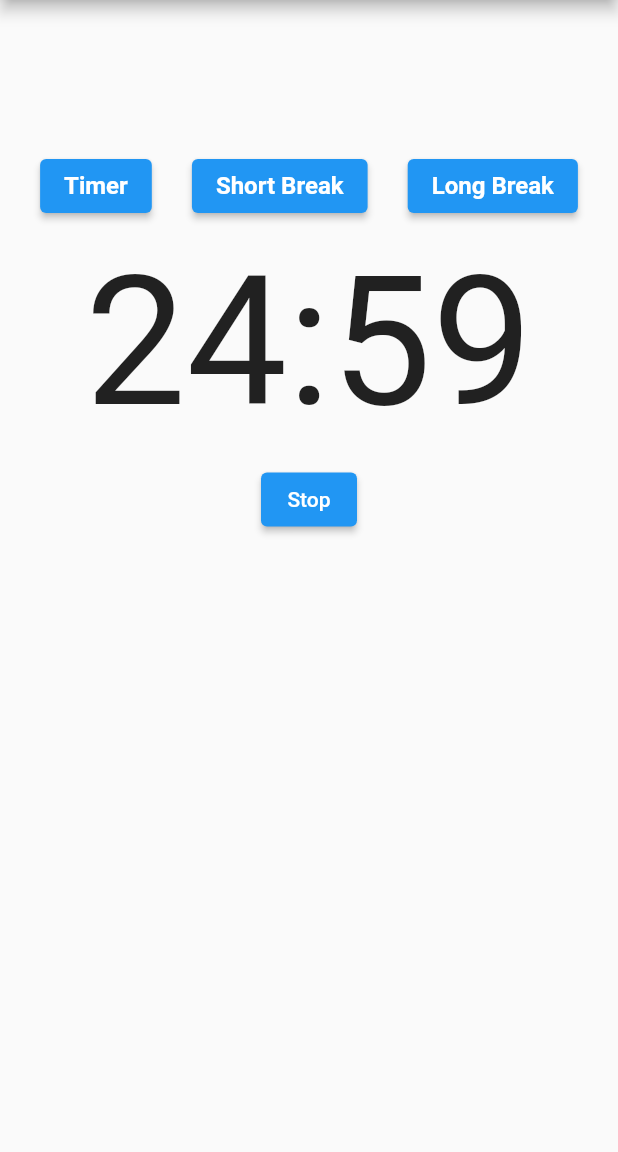
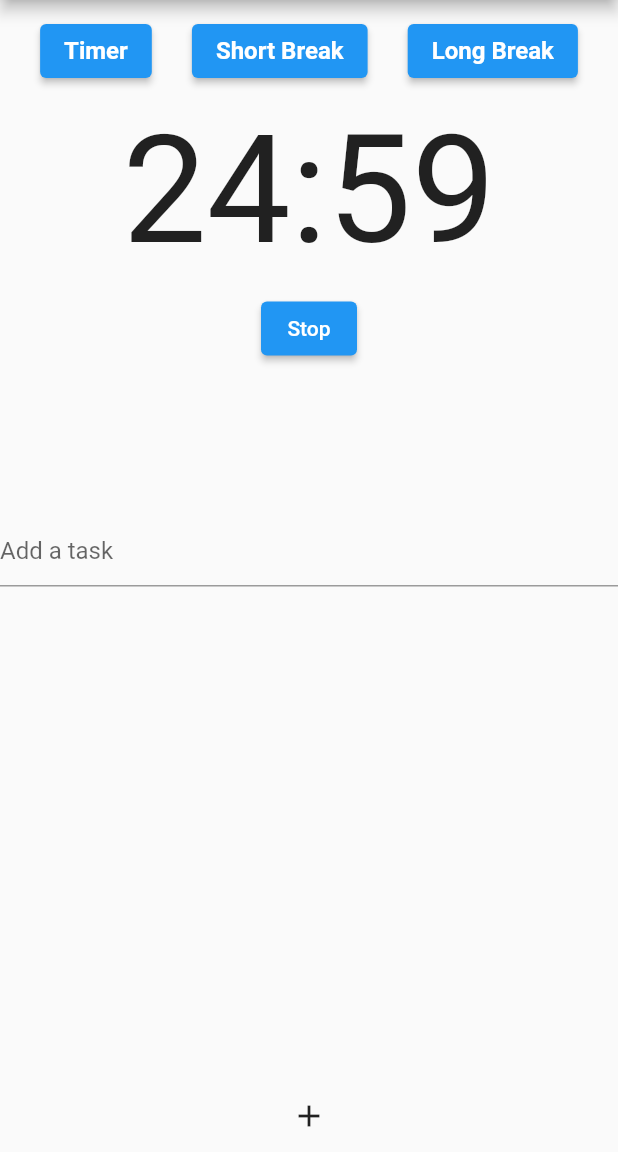
Before and after one commit to Bruno-RBento/TimeCrafter, a Flutter app: the screen it shows after launch, after a tap on "Start", on a phone screen of 412 x 824 dp, the part 84-1236 px from its top. Run offline on Flutter 3.47's test engine with Material 2 defaults, Android fonts, the phone set to English and light mode, and no system bars; our stand-ins replace timer_builder.

Commit message:
add todo list and add func

```diff
--- a/lib/main.dart
+++ b/lib/main.dart
@@ -1,6 +1,6 @@
-import 'dart:async';
 import 'package:flutter/material.dart';
-import 'package:timer_builder/timer_builder.dart';
+import 'package:time_crafter/timer_crafter.dart';
+
 
 void main() {
   runApp(MyApp());
@@ -10,132 +10,7 @@ class MyApp extends StatelessWidget {
   @override
   Widget build(BuildContext context) {
     return MaterialApp(
-      home: TimerApp(),
+      home: timer_crafter(),
     );
   }
 }
-
-class TimerApp extends StatefulWidget {
-  @override
-  _TimerAppState createState() => _TimerAppState();
-}
-
-class _TimerAppState extends State<TimerApp> {
-  int selectedMinutes25 = 25;
-  int selectedMinutes5 = 5;
-  int selectedMinutes15 = 15;
-  int allseconds = 25 * 60;
-  bool isRunning = false;
-  late Timer timer;
-
-  @override
-  Widget build(BuildContext context) {
-    return Scaffold(
-      appBar: AppBar(
-        title: Text('TimeCrafter'),
-        actions: [
-          IconButton(
-            icon: Icon(Icons.bar_chart),
-            onPressed: () {
-              // Handle search action
-            },
-          ),
-          IconButton(
-            icon: Icon(Icons.settings),
-            onPressed: () {
-              // Handle search action
-            },
-          ),
-          IconButton(
-            icon: Icon(Icons.person),
-            onPressed: () {
-              // Handle settings action
-            },
-          ),
-        ],
-      ),
-      body: Column(
-        children: [
-          SizedBox(height: 100),
-          Row(
-            mainAxisAlignment: MainAxisAlignment.spaceEvenly,
-            children: [
-              buildButton('Timer', selectedMinutes25),
-              buildButton('Short Break', selectedMinutes5),
-              buildButton('Long Break', selectedMinutes15),
-            ],
-          ),
-          SizedBox(height: 10),
-          buildTimer(allseconds),
-          SizedBox(height: 10),
-          ElevatedButton(
-            onPressed: () {
-              startStopTimer();
-            },
-            child: Text(isRunning ? 'Stop' : 'Start'),
-          ),
-        ],
-      ),
-    );
-  }
-
-  Widget buildButton(String name, int duration) {
-    return ElevatedButton(
-      onPressed: () {
-        setTimerDuration(duration);
-      },
-      child: Text(
-        name,
-        style: const TextStyle(
-          fontSize: 16,
-          fontWeight: FontWeight.bold,
-        ),
-      ),
-    );
-  }
-
-  void setTimerDuration(int minutes) {
-    setState(() {
-      allseconds = minutes * 60;
-    });
-  }
-
-  Widget buildTimer(int seconds) {
-    return TimerBuilder.periodic(
-      Duration(seconds: 1),
-      builder: (context) {
-        int minutes = seconds ~/ 60;
-        int remainingSeconds = seconds % 60;
-        return Text(
-          '${minutes.toString().padLeft(2, '0')}:${remainingSeconds.toString().padLeft(2, '0')}',
-          style: TextStyle(fontSize: 120),
-        );
-      },
-    );
-  }
-
-  void startStopTimer() {
-    setState(() {
-      if (isRunning) {
-        isRunning = false;
-        timer.cancel();
-      } else {
-        isRunning = true;
-        const oneSec = Duration(seconds: 1);
-        timer = Timer.periodic(
-          oneSec,
-          (Timer timer) {
-            if (isRunning && allseconds > 0) {
-              setState(() {
-                allseconds--;
-              });
-            } else {
-              timer.cancel();
-              isRunning = false;
-            }
-          },
-        );
-      }
-    });
-  }
-}
--- /dev/null
+++ b/lib/timer_crafter.dart
@@ -0,0 +1,192 @@
+import 'dart:async';
+import 'package:flutter/material.dart';
+import 'package:time_crafter/todo.dart';
+import 'package:timer_builder/timer_builder.dart';
+
+
+class timer_crafter extends StatefulWidget {
+  @override
+  _TimerAppState createState() => _TimerAppState();
+}
+
+class _TimerAppState extends State<timer_crafter> {
+  int selectedMinutes25 = 25;
+  int selectedMinutes5 = 5;
+  int selectedMinutes15 = 15;
+  int allseconds = 25 * 60;
+  bool isRunning = false;
+  late Timer timer;
+
+  List<Todo> todos = [];
+  TextEditingController taskController = TextEditingController();
+
+  @override
+  Widget build(BuildContext context) {
+    return Scaffold(
+      appBar: AppBar(
+        title: Text('TimeCrafter'),
+        actions: [
+          IconButton(
+            icon: Icon(Icons.bar_chart),
+            onPressed: () {
+            },
+          ),
+          IconButton(
+            icon: Icon(Icons.settings),
+            onPressed: () {
+            },
+          ),
+          IconButton(
+            icon: Icon(Icons.person),
+            onPressed: () {
+            },
+          ),
+        ],
+      ),
+      body: Column(
+        children: [
+          SizedBox(height: 10),
+          Row(
+            mainAxisAlignment: MainAxisAlignment.spaceEvenly,
+            children: [
+              buildButton('Timer', selectedMinutes25),
+              buildButton('Short Break', selectedMinutes5),
+              buildButton('Long Break', selectedMinutes15),
+            ],
+          ),
+          SizedBox(height: 10),
+          buildTimer(allseconds),
+          SizedBox(height: 10),
+          ElevatedButton(
+            onPressed: () {
+              startStopTimer();
+            },
+            child: Text(isRunning ? 'Stop' : 'Start'),
+          ),
+          Container(
+            height: 100,
+            child: buildTaskList(),
+          ),
+          Expanded(
+            child: TextField(
+              controller: taskController,
+              decoration: InputDecoration(
+                hintText: 'Add a task',
+              ),
+            ),
+          ),
+          IconButton(
+            icon: Icon(Icons.add),
+            onPressed: () {
+              addTask();
+            },
+          ),
+        ],
+      ),
+    );
+  }
+
+  Widget buildButton(String name, int duration) {
+    return ElevatedButton(
+      onPressed: () {
+        setTimerDuration(duration);
+      },
+      child: Text(
+        name,
+        style: const TextStyle(
+          fontSize: 16,
+          fontWeight: FontWeight.bold,
+        ),
+      ),
+    );
+  }
+
+  void setTimerDuration(int minutes) {
+    setState(() {
+      allseconds = minutes * 60;
+    });
+  }
+  Widget buildTimer(int seconds) {
+    return TimerBuilder.periodic(
+      Duration(seconds: 1),
+      builder: (context) {
+        int minutes = seconds ~/ 60;
+        int remainingSeconds = seconds % 60;
+        return Text(
+          '${minutes.toString().padLeft(2, '0')}:${remainingSeconds.toString().padLeft(2, '0')}',
+          style: TextStyle(fontSize: 100),
+        );
+      },
+    );
+  }
+
+  void startStopTimer() {
+    setState(() {
+      if (isRunning) {
+        isRunning = false;
+        timer.cancel();
+      } else {
+        isRunning = true;
+        const oneSec = Duration(seconds: 1);
+        timer = Timer.periodic(
+          oneSec,
+          (Timer timer) {
+            if (isRunning && allseconds > 0) {
+              setState(() {
+                allseconds--;
+              });
+            } else {
+              timer.cancel();
+              isRunning = false;
+            }
+          },
+        );
+      }
+    });
+  }
+
+  void addTask() {
+    String task = taskController.text.trim();
+    if (task.isNotEmpty) {
+      setState(() {
+        todos.add(Todo(task: task));
+        taskController.clear();
+      });
+    }
+  }
+
+  void deleteTask(int index) {
+    setState(() {
+      todos.removeAt(index);
+    });
+  }
+
+  Widget buildTaskList() {
+    return ListView.builder(
+      itemCount: todos.length,
+      itemBuilder: (context, index) {
+        return buildTaskItem(index);
+      },
+    );
+  }
+
+  Widget buildTaskItem(int index) {
+    return ListTile(
+      leading: Checkbox(
+        value: todos[index].isCompleted,
+        onChanged: (value) {
+          setState(() {
+            todos[index].isCompleted = value!;
+          });
+        },
+      ),
+      title: Text(todos[index].task),
+      trailing: IconButton(
+        icon: Icon(Icons.delete),
+        onPressed: () {
+          deleteTask(index);
+        },
+      ),
+    );
+  }
+}
--- /dev/null
+++ b/lib/todo.dart
@@ -0,0 +1,9 @@
+class Todo {
+  String task;
+  bool isCompleted;
+
+  Todo({
+    required this.task,
+    this.isCompleted = false,
+  });
+}
```
